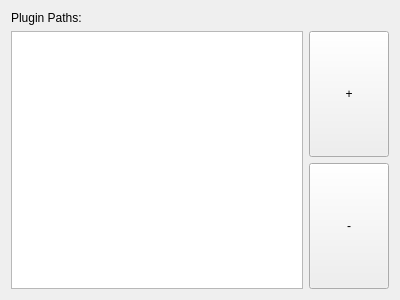
Before: the Qt Designer form ui/preferences/layouts/pluginlayout/pluginlayout.ui in iwoithe/Pretzel, drawn with Qt 5.
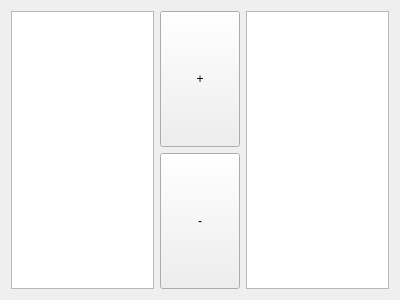
After: the same form once the commit is applied.

Diff of the .ui file:
```diff
--- a/ui/preferences/layouts/pluginlayout/pluginlayout.ui
+++ b/ui/preferences/layouts/pluginlayout/pluginlayout.ui
@@ -15,31 +15,26 @@
   </property>
   <layout class="QVBoxLayout" name="verticalLayout">
    <item>
-    <widget class="QLabel" name="label_plugin_paths">
-     <property name="text">
-      <string>Plugin Paths:</string>
-     </property>
-    </widget>
-   </item>
-   <item>
-    <layout class="QHBoxLayout" name="layout_plugin_paths">
+    <layout class="QHBoxLayout" name="horizontalLayout">
      <item>
-      <widget class="QListWidget" name="plugin_paths_view">
-       <property name="selectionMode">
-        <enum>QAbstractItemView::ExtendedSelection</enum>
-       </property>
-      </widget>
+      <widget class="QListView" name="plugins_list"/>
      </item>
      <item>
-      <layout class="QVBoxLayout" name="layout_plugin_path_buttons">
+      <layout class="QVBoxLayout" name="plugin_buttons">
        <item>
         <widget class="QPushButton" name="button_add_plugin_paths">
          <property name="sizePolicy">
-          <sizepolicy hsizetype="Fixed" vsizetype="Expanding">
+          <sizepolicy hsizetype="Fixed" vsizetype="Minimum">
            <horstretch>0</horstretch>
            <verstretch>0</verstretch>
           </sizepolicy>
          </property>
+         <property name="minimumSize">
+          <size>
+           <width>0</width>
+           <height>0</height>
+          </size>
+         </property>
          <property name="text">
           <string>+</string>
          </property>
@@ -48,11 +43,17 @@
        <item>
         <widget class="QPushButton" name="button_remove_plugin_paths">
          <property name="sizePolicy">
-          <sizepolicy hsizetype="Fixed" vsizetype="Expanding">
+          <sizepolicy hsizetype="Fixed" vsizetype="Minimum">
            <horstretch>0</horstretch>
            <verstretch>0</verstretch>
           </sizepolicy>
          </property>
+         <property name="minimumSize">
+          <size>
+           <width>0</width>
+           <height>0</height>
+          </size>
+         </property>
          <property name="text">
           <string>-</string>
          </property>
@@ -60,6 +61,9 @@
        </item>
       </layout>
      </item>
+     <item>
+      <widget class="QTextEdit" name="plugin_info"/>
+     </item>
     </layout>
    </item>
   </layout>
```
Left out of the diff: 4 changed lines with no effect on the pictures.
